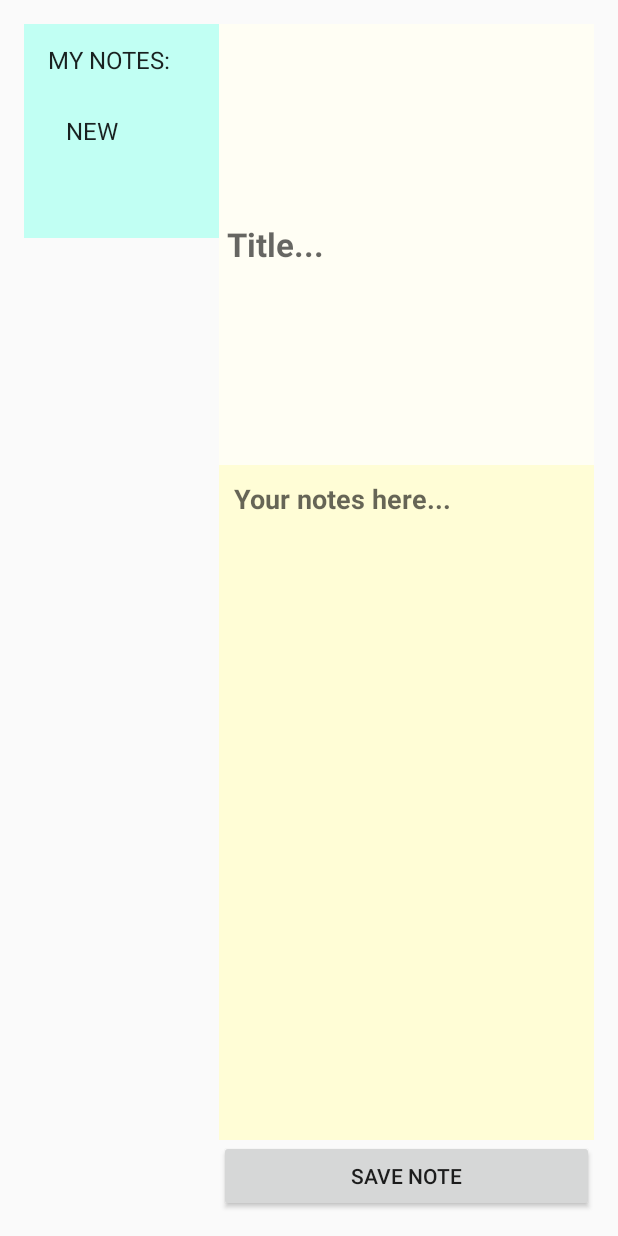
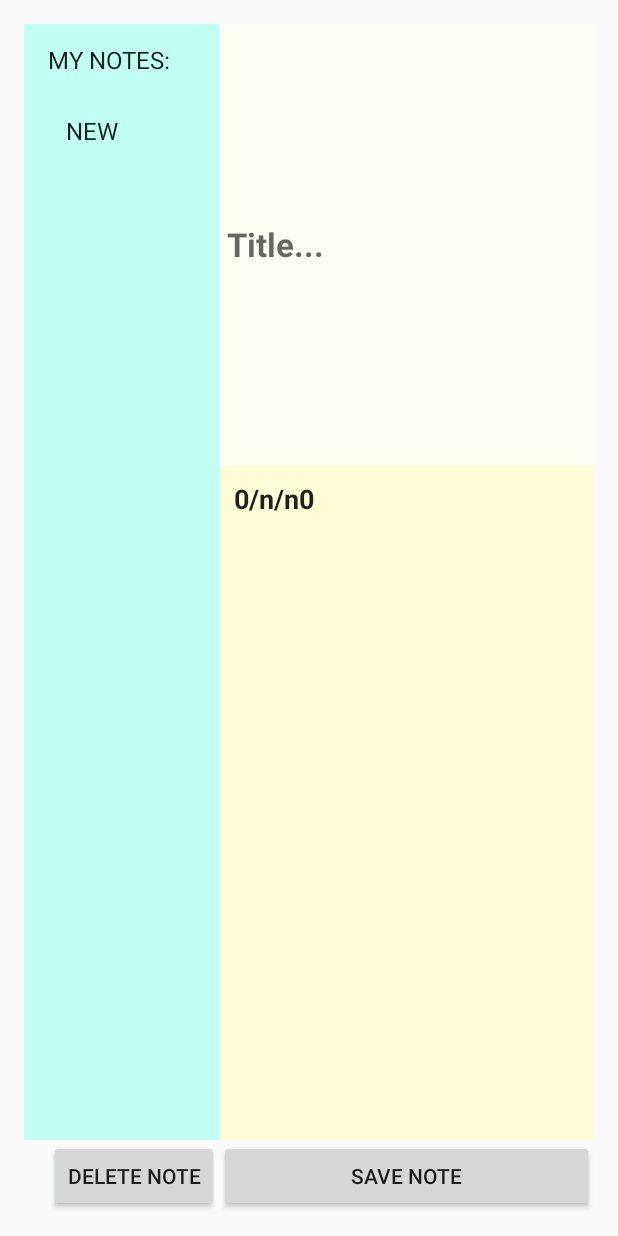
Before and after one commit to MattMetcalfe/StudentHubMine, an Android app: the NotePad screen opened directly, with no data from a screen before it, after a tap on "SAVE NOTE", on a phone screen of 412 x 824 dp. Run offline under Robolectric (Android 15) with nearby library versions, the phone set to English and light mode, and no system bars.

Commit message:
notes progress!  database debugging

```diff
--- a/app/src/main/java/com/example/studenthub/Note.java
+++ b/app/src/main/java/com/example/studenthub/Note.java
@@ -1,7 +1,6 @@
 package com.example.studenthub;
 import java.util.Calendar;
 
-import java.util.UUID;
 
 /**
  * Created by michaelspearing on 11/15/16.
@@ -15,21 +14,21 @@ public class Note {
     private String body;
     //Note constructors
     public Note(){
-        id = UUID.randomUUID().toString();
+        id = null;
         revisionTime = Calendar.getInstance().toString();
         title = "New Note";
         body = "";
     }
-
+/*
     public Note(String t){
         id = UUID.randomUUID().toString();
         revisionTime = Calendar.getInstance().toString();
         title = t;
         body = "";
-    }
+    }*/
 
-    public Note(String t, String b){
-        id = UUID.randomUUID().toString();
+    public Note(String t, String b, int row){
+        id = String.valueOf(row);
         revisionTime = Calendar.getInstance().toString();
         title = t;
         body = b;
--- a/app/src/main/java/com/example/studenthub/NoteDBHandler.java
+++ b/app/src/main/java/com/example/studenthub/NoteDBHandler.java
@@ -61,22 +61,24 @@ public class NoteDBHandler extends SQLiteOpenHelper {
         db.close();
     }
 
-    public boolean updateNote(Note note){
+    public void updateNote(Note note){//needs to depend on row num
         SQLiteDatabase db = this.getWritableDatabase();
         ContentValues values = new ContentValues();
         //create update entry
         values.put(KEY_TIME, note.getTime());
         values.put(KEY_TITLE, note.getTitle());
         values.put(KEY_BODY,note.getBody());
+        values.put(KEY_ID,note.getId());
         //update old row in master table
-        return ( db.update(TABLE_NAME, values, KEY_ID+" = ?"
-                , new String[]{String.valueOf(note.getId())}) ) >0;
+        db.update(TABLE_NAME, values, KEY_ID+" = ?",
+                new String[] { String.valueOf(note.getId()) });
     }
 
     public void deleteNote(Note note){
         SQLiteDatabase db = this.getWritableDatabase();
-        db.delete(TABLE_NAME, KEY_ID+" = ?",
-                new String[]{String.valueOf(note.getId())});
+        db.delete(TABLE_NAME, KEY_ID + " = ?",
+                new String[] { String.valueOf(note.getId()) });
+        indexReset();
         db.close();
     }
 
@@ -114,4 +116,31 @@ public class NoteDBHandler extends SQLiteOpenHelper {
 
         return result;
     }
+
+    public void indexReset(){
+        String queryCommand = "SELECT * FROM " + TABLE_NAME;
+        SQLiteDatabase db = this.getWritableDatabase();
+        Cursor cursor = db.rawQuery(queryCommand, null);
+        int i =0;
+        // Loop through all rows and populate noteList
+        if (cursor.moveToFirst()) {
+            do {
+                //cols: id, time, title, body
+                ContentValues values = new ContentValues();
+                //create update entry
+                String oldid=cursor.getString(0);
+                values.put(KEY_ID,String.valueOf(i));
+                i++;
+                String timestamp = cursor.getString(1);
+                values.put(KEY_TIME, timestamp);
+                values.put(KEY_TITLE, cursor.getString(2));
+                values.put(KEY_BODY,cursor.getString(3));
+
+                db.update(TABLE_NAME, values, KEY_TIME+" = ?",
+                        new String[] { String.valueOf(timestamp) });
+                // Adding note to note list
+                //noteList.add(note);
+            } while (cursor.moveToNext());
+        }
+    }
 }
--- a/app/src/main/java/com/example/studenthub/NotePad.java
+++ b/app/src/main/java/com/example/studenthub/NotePad.java
@@ -4,11 +4,14 @@ import android.content.Intent;
 import android.support.v7.app.AppCompatActivity;
 import android.os.Bundle;
 import android.support.v7.widget.Toolbar;
+import android.util.Log;
 import android.view.View;
 import android.widget.AdapterView;
 import android.widget.Button;
 import android.widget.EditText;
 import android.widget.ListView;
+
+import java.lang.reflect.Array;
 import java.util.ArrayList;
 import java.util.List;
 import android.widget.AdapterView.OnItemClickListener;
@@ -17,18 +20,18 @@ import android.widget.TextView;
 
 public class NotePad extends AppCompatActivity {
 
-
+    static boolean underEdit = false;
+    static int rowUnderEdit = 0;
 
     @Override
     protected void onCreate(Bundle savedInstanceState) {
         super.onCreate(savedInstanceState);
         setContentView(R.layout.activity_notepad);
-        // Toolbar myToolbar = (Toolbar) findViewById(R.id.my_toolbar);
-        // setSupportActionBar(myToolbar);
 
-        //import view button and edit text (3)
+
         final NoteDBHandler db = new NoteDBHandler(this);                       //db = note database
         final Button save_note = (Button)findViewById(R.id.SaveNoteButton);     //save_note = save button (widget)
+        final Button delete_note = (Button)findViewById(R.id.DeleteNoteButton); //delete_note = delete button (widget)
         final ArrayList navItems = new ArrayList<String>();                     //navItems = list
         final ListView note_nav = (ListView)findViewById(R.id.NoteNavigation);  //note_nav = listView side bar (widget)
         final ArrayAdapter adapter = new ArrayAdapter<String>                   //adapter = adapter to update note nav bar
@@ -43,31 +46,86 @@ public class NotePad extends AppCompatActivity {
         }
         //register the navItem adapter to the note_nav
         note_nav.setAdapter(adapter);
-
+/////////////////////////////////////save_button handler/////////////////////////////////////////
         if (save_note != null) {
             save_note.setOnClickListener(
                     new View.OnClickListener(){
                         public void onClick(View v){
-                            EditText titleBox = (EditText)findViewById(R.id.titleInput);
-                            EditText bodyBox = (EditText)findViewById(R.id.noteInput);
+                            EditText titleBox = (EditText) findViewById(R.id.titleInput);
+                            EditText bodyBox = (EditText) findViewById(R.id.noteInput);
                             String title = titleBox.getText().toString();
                             String body = bodyBox.getText().toString();
-                            //save whatever was in text box into db
-                            Note note = new Note(title, body);
-                            db.addNote(note);
-                            //add to note nav bar
-                            navItems.add(title);
-                            adapter.notifyDataSetChanged();
+                            if (underEdit == false) {   //this is a brand new note
+                                Note note = new Note(title, body, (navItems.size())-2);
+                                db.addNote(note);
+                                navItems.add(title);
+
+                                List<Note> all1 = new ArrayList<Note>();
+                                all1 = db.getAllNotes();
+                                String print1="";
+                                for(int i =0; i< all1.size();i++){
+                                    print1 += all1.get(i).getId();
+                                }
+                                db.indexReset();
+                                List<Note> all2 = new ArrayList<Note>();
+                                all2 = db.getAllNotes();
+                                String print2="";
+                                for(int i =0; i< all2.size();i++){
+                                    print2 += all2.get(i).getId();
+                                }
+                                bodyBox.setText(print1 +"/n/n"+print2);
+
+
+                                underEdit=true;
+                                rowUnderEdit = (navItems.size())-2;
+                                adapter.notifyDataSetChanged();
+                            }
+                            else{   //an existing note is being edited
+                                Note note = new Note(title, body, rowUnderEdit);
+                                db.updateNote(note);
+                                navItems.set(rowUnderEdit+2, title);
+                                adapter.notifyDataSetChanged();
+                            }
                         }
                     }
             );
         }
         else{
             EditText titleBox = (EditText)findViewById(R.id.titleInput);
-            char[] error = "NULL ERROR".toCharArray();
+            char[] error = "Save ERROR".toCharArray();
             titleBox.setText(error, 0, error.length);
         }
-
+/////////////////////////////////////delete button handler//////////////////////////////////
+        if (delete_note != null) {
+            delete_note.setOnClickListener(
+                    new View.OnClickListener(){
+                        public void onClick(View v){
+                            EditText titleBox = (EditText) findViewById(R.id.titleInput);
+                            EditText bodyBox = (EditText) findViewById(R.id.noteInput);
+                            String title = titleBox.getText().toString();
+                            String body = bodyBox.getText().toString();
+                            if (underEdit == true) {   //ONLY delete if this is an existing note
+                                Note note = new Note(title, body, rowUnderEdit);
+                                db.deleteNote(note);
+                                navItems.remove(rowUnderEdit+2);
+                                adapter.notifyDataSetChanged();
+                                //clear note pad
+                                //reset rowunderedit int and underedit flag
+                                titleBox.setText("");
+                                bodyBox.setText("");
+                                underEdit=false;
+                                rowUnderEdit=0;
+                            }
+                        }
+                    }
+            );
+        }
+        else{
+            EditText titleBox = (EditText)findViewById(R.id.titleInput);
+            char[] error = "Delete ERROR".toCharArray();
+            titleBox.setText(error, 0, error.length);
+        }
+//////////////////////////////////////note_nav handler//////////////////////////////////////
         note_nav.setOnItemClickListener(new OnItemClickListener() {
             @Override
             public void onItemClick(AdapterView<?> parent, View view, int position,
@@ -83,12 +141,16 @@ public class NotePad extends AppCompatActivity {
                     titleBox.setText(t, 0, t.length);
                     char[] b = note.getBody().toCharArray();
                     bodyBox.setText(b, 0, b.length);
+                    underEdit= true;
+                    Long l= id;
+                    rowUnderEdit = (l.intValue()) -2;
                 }
                 else if (id==1){// therefore, clicked "new"
                     char[] t = "".toCharArray();
                     titleBox.setText(t, 0, t.length);
                     char[] b = "".toCharArray();
                     bodyBox.setText(b, 0, b.length);
+                    underEdit= false;
                 }
                 //else id==0 which is a placeholder -- do nothing.
             }
--- a/app/src/main/res/layout/activity_notepad.xml
+++ b/app/src/main/res/layout/activity_notepad.xml
@@ -55,7 +55,6 @@
         android:layout_alignParentBottom="true"
         android:layout_alignParentRight="true"
         android:layout_alignParentEnd="true"
-        android:layout_toRightOf="@+id/NoteNavigation"
         android:layout_toEndOf="@+id/NoteNavigation" />
 
     <ListView
@@ -73,7 +72,8 @@
         android:smoothScrollbar="true"
         android:textAlignment="center"
         android:drawSelectorOnTop="false"
-        android:divider="@color/background_floating_material_dark" />
+        android:divider="@color/background_floating_material_dark"
+        android:layout_above="@+id/SaveNoteButton" />
 
     <EditText
         android:layout_width="wrap_content"
@@ -95,4 +95,14 @@
         android:paddingBottom="2dp"
         android:maxHeight="10dp" />
 
+    <Button
+        style="?android:attr/buttonStyleSmall"
+        android:layout_width="wrap_content"
+        android:layout_height="wrap_content"
+        android:text="Delete Note"
+        android:id="@+id/DeleteNoteButton"
+        android:layout_below="@+id/noteInput"
+        android:layout_toLeftOf="@+id/SaveNoteButton"
+        android:layout_toStartOf="@+id/SaveNoteButton" />
+
 </RelativeLayout>
```
